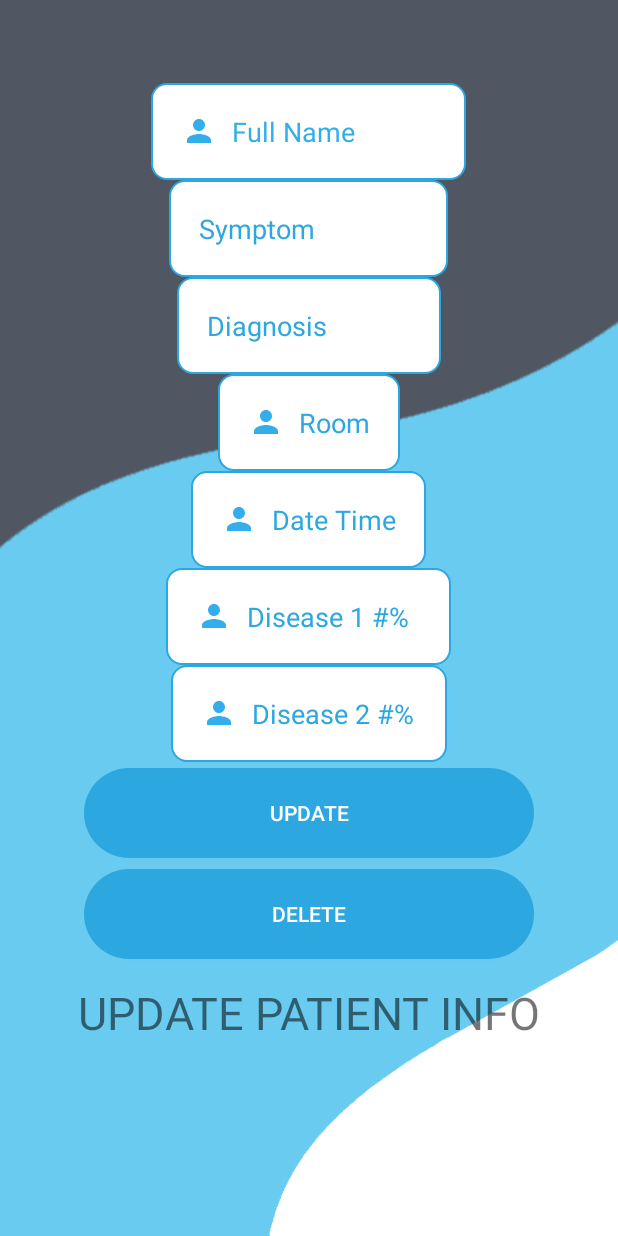
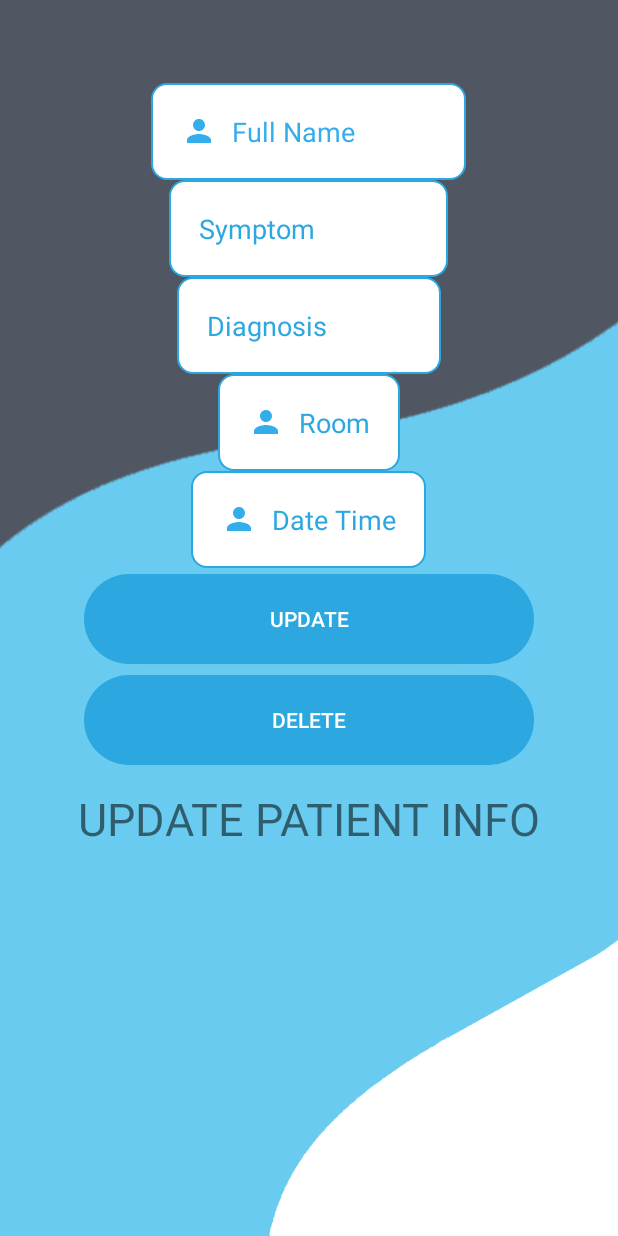
Before and after one commit to HackathonProjects2020-2021/Rapidemics, an Android app: the update_delete screen opened directly, with no data from a screen before it, after a tap on "UPDATE", on a phone screen of 412 x 824 dp. Run offline under Robolectric (Android 15) with nearby library versions, the phone set to English and light mode, and no system bars; our stand-ins replace Firebase (no records; nobody signed in at launch, a user with empty details on screens opened directly); 1 statement that could not run was skipped.

Commit message:
everytning works

```diff
--- a/app/src/main/java/app/patientocity/update_delete.java
+++ b/app/src/main/java/app/patientocity/update_delete.java
@@ -30,6 +30,8 @@ public class update_delete extends AppCompatActivity {
     EditText datetime;
     DatabaseReference ref;
     TextView key1;
+//    EditText dis1;
+////    EditText dis2;
 
     DatabaseReference reference;
 
@@ -45,6 +47,9 @@ public class update_delete extends AppCompatActivity {
         diag = (EditText) findViewById(R.id.diag);
         room = (EditText) findViewById(R.id.room);
         datetime = (EditText) findViewById(R.id.date);
+//        dis1 = (EditText) findViewById(R.id.dis1);
+//        dis2 = (EditText) findViewById(R.id.dis2);
+
 
         String key =  getIntent().getExtras().get("key").toString();
 
@@ -63,12 +68,18 @@ public class update_delete extends AppCompatActivity {
         String DIAGNOSIS = intent.getStringExtra("Diagnosis");
         String ROOM = intent.getStringExtra("Room");
         String DATETIME = intent.getStringExtra("Date/Time");
+        String DIS1 = intent.getStringExtra("Disease 1");
+        String DIS2 = intent.getStringExtra("Disease 2");
+
 
         name.setText(NAME);
         symptom.setText(SYMPTOM);
         diag.setText(DIAGNOSIS);
         room.setText(ROOM);
         datetime.setText(DATETIME);
+//        dis1.setText(DIS1);
+//        dis2.setText(DIS2);
+
     }
 
     public void btnDelete_Click(View view) {
@@ -94,6 +105,10 @@ public class update_delete extends AppCompatActivity {
         reference.child(getIntent().getStringExtra("key")).child("patientDiag").setValue(diag.getText().toString());
         reference.child(getIntent().getStringExtra("key")).child("patientRoom").setValue(room.getText().toString());
         reference.child(getIntent().getStringExtra("key")).child("dateTime").setValue(datetime.getText().toString());
+//        reference.child(getIntent().getStringExtra("key")).child("dis1").setValue(dis1.getText().toString());
+//        reference.child(getIntent().getStringExtra("key")).child("dis2").setValue(dis2.getText().toString());
+        reference.child(getIntent().getStringExtra("key")).child("symptomsHistory").child(datetime.getText().toString()).setValue(symptom.getText().toString());
+
 
         Toast.makeText(this, "Data has been updated", Toast.LENGTH_LONG).show();
     }
--- a/app/src/main/res/layout/activity_add_reports.xml
+++ b/app/src/main/res/layout/activity_add_reports.xml
@@ -19,9 +19,9 @@
 
     <EditText android:layout_height="wrap_content" android:layout_width="wrap_content" android:layout_gravity="center" android:textColorHint="#2CA7E0" android:padding="20dp" android:inputType="datetime" android:hint="Date Time" android:drawablePadding="10dp" android:drawableLeft="@drawable/ic_person" android:background="@drawable/edit" android:layout_marginTop="15dp" android:id="@+id/date"/>
 
-    <EditText android:layout_height="wrap_content" android:layout_width="190dp" android:layout_gravity="center" android:textColorHint="#2CA7E0" android:padding="20dp" android:inputType="number" android:hint="Disease 1 #%" android:drawablePadding="10dp" android:drawableLeft="@drawable/ic_person" android:background="@drawable/edit" android:id="@+id/dis1"/>
+<!--    <EditText android:layout_height="wrap_content" android:layout_width="190dp" android:layout_gravity="center" android:textColorHint="#2CA7E0" android:padding="20dp" android:inputType="text" android:hint="Disease 1 #%" android:drawablePadding="10dp" android:drawableLeft="@drawable/ic_person" android:background="@drawable/edit" android:id="@+id/dis1"/>-->
 
-    <EditText android:layout_height="wrap_content" android:layout_width="184dp" android:layout_gravity="center" android:textColorHint="#2CA7E0" android:padding="20dp" android:inputType="number" android:hint="Disease 2 #%" android:drawablePadding="10dp" android:drawableLeft="@drawable/ic_person" android:background="@drawable/edit" android:id="@+id/dis2"/>
+<!--    <EditText android:layout_height="wrap_content" android:layout_width="184dp" android:layout_gravity="center" android:textColorHint="#2CA7E0" android:padding="20dp" android:inputType="text" android:hint="Disease 2 #%" android:drawablePadding="10dp" android:drawableLeft="@drawable/ic_person" android:background="@drawable/edit" android:id="@+id/dis2"/>-->
 
     <Button android:layout_height="60dp" android:layout_width="300dp" android:textColor="#fff" android:text="Add Patient Report" android:layout_gravity="center" android:background="@drawable/button" android:layout_marginTop="4dp" android:id="@+id/create"/>
 
--- a/app/src/main/res/layout/activity_update_delete.xml
+++ b/app/src/main/res/layout/activity_update_delete.xml
@@ -19,9 +19,9 @@
 
     <EditText android:layout_height="wrap_content" android:layout_width="wrap_content" android:id="@+id/date" android:layout_gravity="center" android:textColorHint="#2CA7E0" android:padding="20dp" android:inputType="datetime" android:hint="Date Time" android:drawablePadding="10dp" android:drawableLeft="@drawable/ic_person" android:background="@drawable/edit"/>
 
-    <EditText android:layout_height="wrap_content" android:layout_width="190dp" android:id="@+id/dis1" android:layout_gravity="center" android:textColorHint="#2CA7E0" android:padding="20dp" android:inputType="number" android:hint="Disease 1 #%" android:drawablePadding="10dp" android:drawableLeft="@drawable/ic_person" android:background="@drawable/edit"/>
+<!--    <EditText android:layout_height="wrap_content" android:layout_width="190dp" android:id="@+id/dis1" android:layout_gravity="center" android:textColorHint="#2CA7E0" android:padding="20dp" android:inputType="text" android:hint="Disease 1 #%" android:drawablePadding="10dp" android:drawableLeft="@drawable/ic_person" android:background="@drawable/edit"/>-->
 
-    <EditText android:layout_height="wrap_content" android:layout_width="184dp" android:id="@+id/dis2" android:layout_gravity="center" android:textColorHint="#2CA7E0" android:padding="20dp" android:inputType="number" android:hint="Disease 2 #%" android:drawablePadding="10dp" android:drawableLeft="@drawable/ic_person" android:background="@drawable/edit"/>
+<!--    <EditText android:layout_height="wrap_content" android:layout_width="184dp" android:id="@+id/dis2" android:layout_gravity="center" android:textColorHint="#2CA7E0" android:padding="20dp" android:inputType="text" android:hint="Disease 2 #%" android:drawablePadding="10dp" android:drawableLeft="@drawable/ic_person" android:background="@drawable/edit"/>-->
 
     <Button android:layout_height="60dp" android:layout_width="300dp" android:id="@+id/updateButton" android:layout_gravity="center" android:background="@drawable/button" android:layout_marginTop="4dp" android:text="@string/update" android:onClick="btnUpdate_Click" android:textColor="#fff"/>
 
```
Also changed, not shown: app/src/main/java/app/patientocity/addReports.java (+8 -14 lines), app/src/main/java/app/patientocity/patient.java (+10 -10 lines), app/src/main/java/app/patientocity/viewReports.java (+7 -7 lines).
